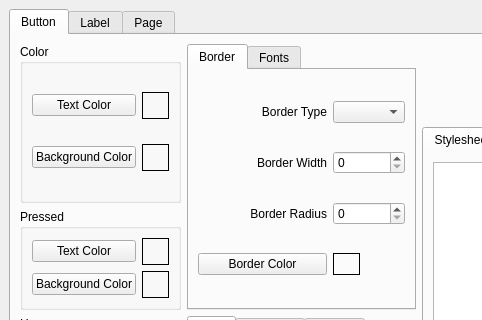
Above: flexgui/src/flexqss.ui from jethornton/flexgui before the change; both pictures show x 0 to 482 and y 0 to 320 of the 814 by 594 pixel window. Below: the same form after it.
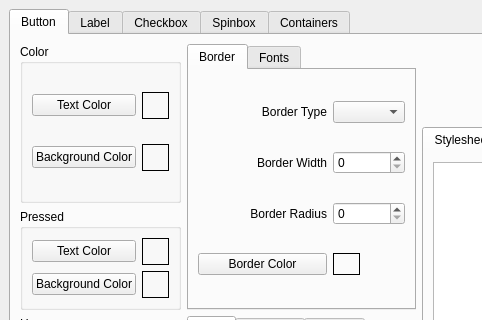
That is the form after the change.

Commit message: use pt for font size

What changed in the file:
```diff
--- a/flexgui/src/flexqss.ui
+++ b/flexgui/src/flexqss.ui
@@ -935,7 +935,17 @@
       </widget>
       <widget class="QWidget" name="tab_7">
        <attribute name="title">
-        <string>Page</string>
+        <string>Checkbox</string>
+       </attribute>
+      </widget>
+      <widget class="QWidget" name="tab_9">
+       <attribute name="title">
+        <string>Spinbox</string>
+       </attribute>
+      </widget>
+      <widget class="QWidget" name="tab_10">
+       <attribute name="title">
+        <string>Containers</string>
        </attribute>
       </widget>
      </widget>
```
The commit also changes 1 other file.
